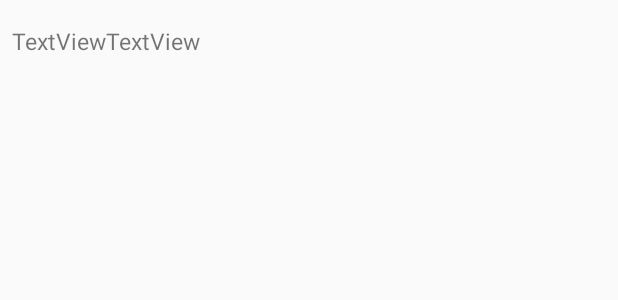
After one commit to Angel-Carde-Pro/FIDABI_M4A_Projecto_FInal, an Android app: the layout recent_activ.xml on its own in the app's theme, with its tools: preview values and no code run, on a phone screen of 412 x 824 dp. The commit adds this screen. Shown: the top 300 px of the screen. Run offline under Robolectric (Android 15) with nearby library versions, the phone set to English and light mode, and no system bars.

Commit message:
Actividades Recientes
Siu

```diff
--- a/app/src/main/java/com/example/fidabi_m4a_projecto_final/configs/Bottomenu.java
+++ b/app/src/main/java/com/example/fidabi_m4a_projecto_final/configs/Bottomenu.java
@@ -8,6 +8,7 @@ import android.widget.Button;
 import android.widget.ImageView;
 import android.widget.RelativeLayout;
 
+import com.example.fidabi_m4a_projecto_final.GlobalData;
 import com.example.fidabi_m4a_projecto_final.Profile_user;
 import com.example.fidabi_m4a_projecto_final.R;
 
@@ -19,9 +20,6 @@ public class Bottomenu {
     public static void configurationMenu(View view, View categView){
         Button home,categ,admi, profile;
         ImageView scaner;
-
-        System.out.println("adasdmadknaskdlaklmdklasjdklajkljadlkjaslkdjalkjsdlkjasldkjas");
-
         categView.setVisibility(View.INVISIBLE);
 
         home = view.findViewById(R.id.homebtn);
--- a/app/src/main/res/layout/activity_home.xml
+++ b/app/src/main/res/layout/activity_home.xml
@@ -86,10 +86,10 @@
         android:layout_width="match_parent"
         android:layout_height="400dp"
         android:layout_alignParentBottom="true">
+
         <include
             android:id="@+id/bottomcointainer"
-            layout="@layout/activity_bottom_menu"
-            />
+            layout="@layout/activity_bottom_menu" />
 
 
     </RelativeLayout>
--- /dev/null
+++ b/app/src/main/res/layout/recent_activ.xml
@@ -0,0 +1,24 @@
+<LinearLayout xmlns:android="http://schemas.android.com/apk/res/android"
+    android:id="@+id/linearlay"
+    android:layout_width="408dp"
+    android:layout_height="55dp"
+    android:orientation="horizontal"
+    android:padding="8dp">
+
+    <TextView
+        android:id="@+id/accion"
+        android:layout_width="wrap_content"
+        android:layout_height="wrap_content"
+        android:layout_gravity="center"
+        android:text="TextView"
+        android:textSize="15sp" />
+
+    <TextView
+        android:id="@+id/descrip"
+        android:layout_width="wrap_content"
+        android:layout_height="wrap_content"
+        android:layout_gravity="center"
+        android:text="TextView"
+        android:textSize="15sp" />
+
+</LinearLayout>
```
Also changed, not shown: app/src/main/java/com/example/fidabi_m4a_projecto_final/GlobalData.java (+12 -0 lines), app/src/main/java/com/example/fidabi_m4a_projecto_final/activities/ActivityHome.java (+12 -5 lines), app/src/main/java/com/example/fidabi_m4a_projecto_final/activities/LoginActivity.java (+9 -3 lines), app/src/main/java/com/example/fidabi_m4a_projecto_final/configs/RecentActiv.java (added, +62 -0 lines), app/src/main/java/com/example/fidabi_m4a_projecto_final/request/RecentActRequest.java (added, +13 -0 lines), app/src/main/java/com/example/fidabi_m4a_projecto_final/request/RecentActResponse.java (added, +66 -0 lines), app/src/main/java/com/example/fidabi_m4a_projecto_final/service/UserService.java (+7 -0 lines).
